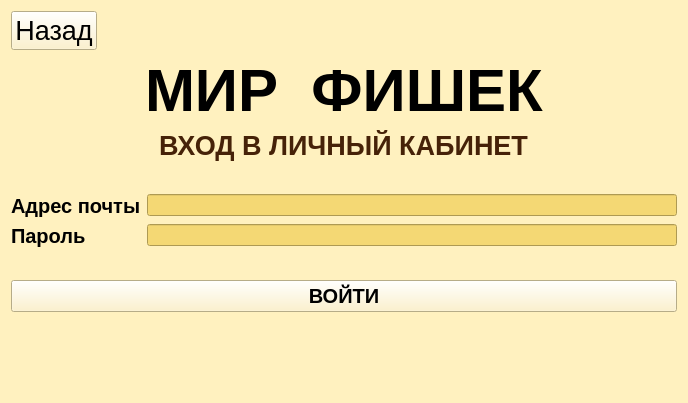
First picture: the form in Client/AllUi/Enter.ui, repository de-Beast/OnlineCasino, before the edit.
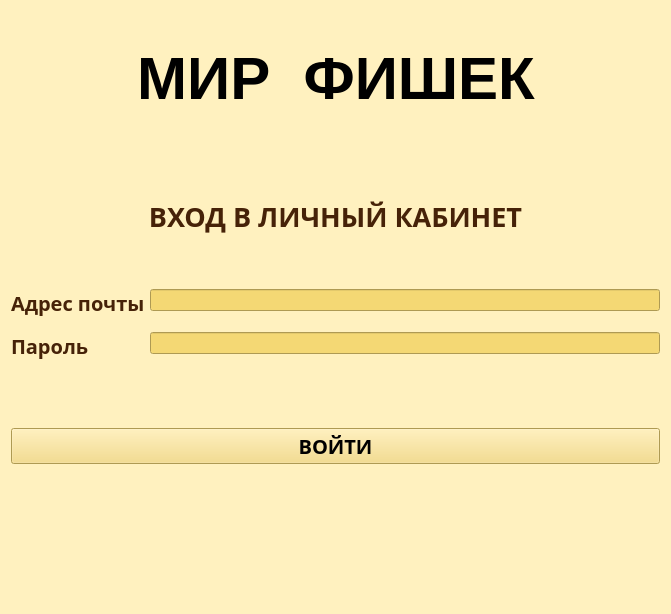
Second picture: the form after the edit. Icons and pictures are not drawn.

The edit to the form file:
```diff
--- a/Client/AllUi/Enter.ui
+++ b/Client/AllUi/Enter.ui
@@ -6,8 +6,8 @@
    <rect>
     <x>0</x>
     <y>0</y>
-    <width>688</width>
-    <height>403</height>
+    <width>671</width>
+    <height>614</height>
    </rect>
   </property>
   <property name="windowTitle">
@@ -20,81 +20,126 @@
   </property>
   <layout class="QVBoxLayout" name="verticalLayout_2">
    <item>
-    <widget class="QPushButton" name="backButton">
-     <property name="sizePolicy">
-      <sizepolicy hsizetype="Maximum" vsizetype="Fixed">
-       <horstretch>0</horstretch>
-       <verstretch>0</verstretch>
-      </sizepolicy>
-     </property>
-     <property name="font">
-      <font>
-       <pointsize>20</pointsize>
-      </font>
-     </property>
-     <property name="text">
-      <string>Назад</string>
-     </property>
-    </widget>
+    <layout class="QHBoxLayout" name="horizontalLayout">
+     <item>
+      <widget class="QLabel" name="Icon1">
+       <property name="styleSheet">
+        <string notr="true">border-image: url(:/Money/pngegg (1) 1.png);</string>
+       </property>
+       <property name="text">
+        <string/>
+       </property>
+       <property name="alignment">
+        <set>Qt::AlignCenter</set>
+       </property>
+      </widget>
+     </item>
+     <item>
+      <widget class="QLabel" name="Logo">
+       <property name="font">
+        <font>
+         <pointsize>45</pointsize>
+         <bold>true</bold>
+        </font>
+       </property>
+       <property name="styleSheet">
+        <string notr="true">color: qconicalgradient(cx:0.5, cy:0.5, angle:0, stop:0 rgba(35, 40, 3, 255), stop:0.16 rgba(136, 106, 22, 255), stop:0.225 rgba(166, 140, 41, 255), stop:0.285 rgba(204, 181, 74, 255), stop:0.345 rgba(235, 219, 102, 255), stop:0.415 rgba(245, 236, 112, 255), stop:0.52 rgba(209, 190, 76, 255), stop:0.57 rgba(187, 156, 51, 255), stop:0.635 rgba(168, 142, 42, 255), stop:0.695 rgba(202, 174, 68, 255), stop:0.75 rgba(218, 202, 86, 255), stop:0.815 rgba(208, 187, 73, 255), stop:0.88 rgba(187, 156, 51, 255), stop:0.935 rgba(137, 108, 26, 255), stop:1 rgba(35, 40, 3, 255));</string>
+       </property>
+       <property name="text">
+        <string>МИР  ФИШЕК</string>
+       </property>
+       <property name="alignment">
+        <set>Qt::AlignCenter</set>
+       </property>
+      </widget>
+     </item>
+     <item>
+      <widget class="QLabel" name="Icon2">
+       <property name="styleSheet">
+        <string notr="true">border-image: url(:/Money/pngegg (1) 1.png);</string>
+       </property>
+       <property name="text">
+        <string/>
+       </property>
+       <property name="alignment">
+        <set>Qt::AlignCenter</set>
+       </property>
+      </widget>
+     </item>
+    </layout>
    </item>
-   <item alignment="Qt::AlignHCenter">
-    <widget class="QLabel" name="Necasino">
-     <property name="font">
-      <font>
-       <pointsize>45</pointsize>
-       <bold>true</bold>
-      </font>
-     </property>
-     <property name="styleSheet">
-      <string notr="true">color: qconicalgradient(cx:0.5, cy:0.5, angle:0, stop:0 rgba(35, 40, 3, 255), stop:0.16 rgba(136, 106, 22, 255), stop:0.225 rgba(166, 140, 41, 255), stop:0.285 rgba(204, 181, 74, 255), stop:0.345 rgba(235, 219, 102, 255), stop:0.415 rgba(245, 236, 112, 255), stop:0.52 rgba(209, 190, 76, 255), stop:0.57 rgba(187, 156, 51, 255), stop:0.635 rgba(168, 142, 42, 255), stop:0.695 rgba(202, 174, 68, 255), stop:0.75 rgba(218, 202, 86, 255), stop:0.815 rgba(208, 187, 73, 255), stop:0.88 rgba(187, 156, 51, 255), stop:0.935 rgba(137, 108, 26, 255), stop:1 rgba(35, 40, 3, 255));</string>
-     </property>
-     <property name="text">
-      <string>МИР  ФИШЕК</string>
-     </property>
-    </widget>
-   </item>
    <item>
-    <layout class="QVBoxLayout" name="verticalLayout"/>
-   </item>
-   <item alignment="Qt::AlignHCenter">
-    <widget class="QLabel" name="Registr">
+    <widget class="QLabel" name="Enter_Label">
      <property name="font">
       <font>
+       <family>Manrope</family>
        <pointsize>20</pointsize>
+       <italic>false</italic>
        <bold>true</bold>
       </font>
      </property>
      <property name="styleSheet">
-      <string notr="true">color: rgb(70, 34, 8);</string>
+      <string notr="true">position: absolute;
+width: 1061.33px;
+height: 154.46px;
+left: 105.19px;
+top: 22.74px;
+
+font-family: 'Manrope';
+font-style: normal;
+font-weight: 800;
+font-size: 52.1191px;
+line-height: 71px;
+display: flex;
+align-items: center;
+text-align: center;
+
+color: #462208;</string>
      </property>
      <property name="text">
       <string>ВХОД В ЛИЧНЫЙ КАБИНЕТ</string>
      </property>
+     <property name="alignment">
+      <set>Qt::AlignCenter</set>
+     </property>
     </widget>
    </item>
-   <item>
-    <spacer name="verticalSpacer">
-     <property name="orientation">
-      <enum>Qt::Vertical</enum>
-     </property>
-     <property name="sizeHint" stdset="0">
-      <size>
-       <width>20</width>
-       <height>40</height>
-      </size>
-     </property>
-    </spacer>
-   </item>
    <item>
     <layout class="QFormLayout" name="formLayout">
+     <property name="horizontalSpacing">
+      <number>5</number>
+     </property>
+     <property name="verticalSpacing">
+      <number>15</number>
+     </property>
      <item row="0" column="0">
       <widget class="QLabel" name="Email1">
        <property name="font">
         <font>
+         <family>Manrope</family>
          <pointsize>15</pointsize>
+         <italic>false</italic>
          <bold>true</bold>
         </font>
        </property>
+       <property name="styleSheet">
+        <string notr="true">position: absolute;
+width: 387.37px;
+height: 75.64px;
+left: 0px;
+top: 13.75px;
+
+font-family: 'Manrope';
+font-style: normal;
+font-weight: 800;
+font-size: 34.382px;
+line-height: 47px;
+display: flex;
+align-items: center;
+text-align: center;
+
+color: #462208;</string>
+       </property>
        <property name="text">
         <string>Адрес почты</string>
        </property>
@@ -111,10 +156,30 @@
       <widget class="QLabel" name="Password1">
        <property name="font">
         <font>
+         <family>Manrope</family>
          <pointsize>15</pointsize>
+         <italic>false</italic>
          <bold>true</bold>
         </font>
        </property>
+       <property name="styleSheet">
+        <string notr="true">position: absolute;
+width: 387.37px;
+height: 75.64px;
+left: 0px;
+top: 13.75px;
+
+font-family: 'Manrope';
+font-style: normal;
+font-weight: 800;
+font-size: 34.382px;
+line-height: 47px;
+display: flex;
+align-items: center;
+text-align: center;
+
+color: #462208;</string>
+       </property>
        <property name="text">
         <string>Пароль</string>
        </property>
@@ -130,69 +195,48 @@
     </layout>
    </item>
    <item>
-    <spacer name="verticalSpacer_2">
-     <property name="orientation">
-      <enum>Qt::Vertical</enum>
-     </property>
-     <property name="sizeHint" stdset="0">
-      <size>
-       <width>20</width>
-       <height>40</height>
-      </size>
-     </property>
-    </spacer>
-   </item>
-   <item>
-    <widget class="QPushButton" name="Login1">
+    <widget class="QPushButton" name="Enter_Button">
      <property name="font">
       <font>
+       <family>Manrope</family>
        <pointsize>15</pointsize>
+       <italic>false</italic>
        <bold>true</bold>
       </font>
      </property>
+     <property name="styleSheet">
+      <string notr="true">font-family: 'Manrope';
+font-style: normal;
+
+text-align: center;
+background-color: rgb(244, 216, 116);
+
+</string>
+     </property>
      <property name="text">
       <string>ВОЙТИ</string>
      </property>
     </widget>
    </item>
    <item>
-    <spacer name="verticalSpacer_3">
-     <property name="orientation">
-      <enum>Qt::Vertical</enum>
+    <widget class="QLabel" name="Chips">
+     <property name="styleSheet">
+      <string notr="true">border-image: url(:/Money/money.png);
+position: absolute;
+width: 1440px;
+height: 385px;
+left: 0px;
+top: 686px;
+
+</string>
      </property>
-     <property name="sizeHint" stdset="0">
-      <size>
-       <width>20</width>
-       <height>40</height>
-      </size>
+     <property name="text">
+      <string/>
      </property>
-    </spacer>
-   </item>
-   <item>
-    <spacer name="verticalSpacer_4">
-     <property name="orientation">
-      <enum>Qt::Vertical</enum>
+     <property name="alignment">
+      <set>Qt::AlignBottom|Qt::AlignHCenter</set>
      </property>
-     <property name="sizeHint" stdset="0">
-      <size>
-       <width>20</width>
-       <height>40</height>
-      </size>
-     </property>
-    </spacer>
-   </item>
-   <item>
-    <spacer name="verticalSpacer_5">
-     <property name="orientation">
-      <enum>Qt::Vertical</enum>
-     </property>
-     <property name="sizeHint" stdset="0">
-      <size>
-       <width>20</width>
-       <height>40</height>
-      </size>
-     </property>
-    </spacer>
+    </widget>
    </item>
   </layout>
  </widget>
```
Left out of the diff: 12 changed lines with no effect on the pictures.
